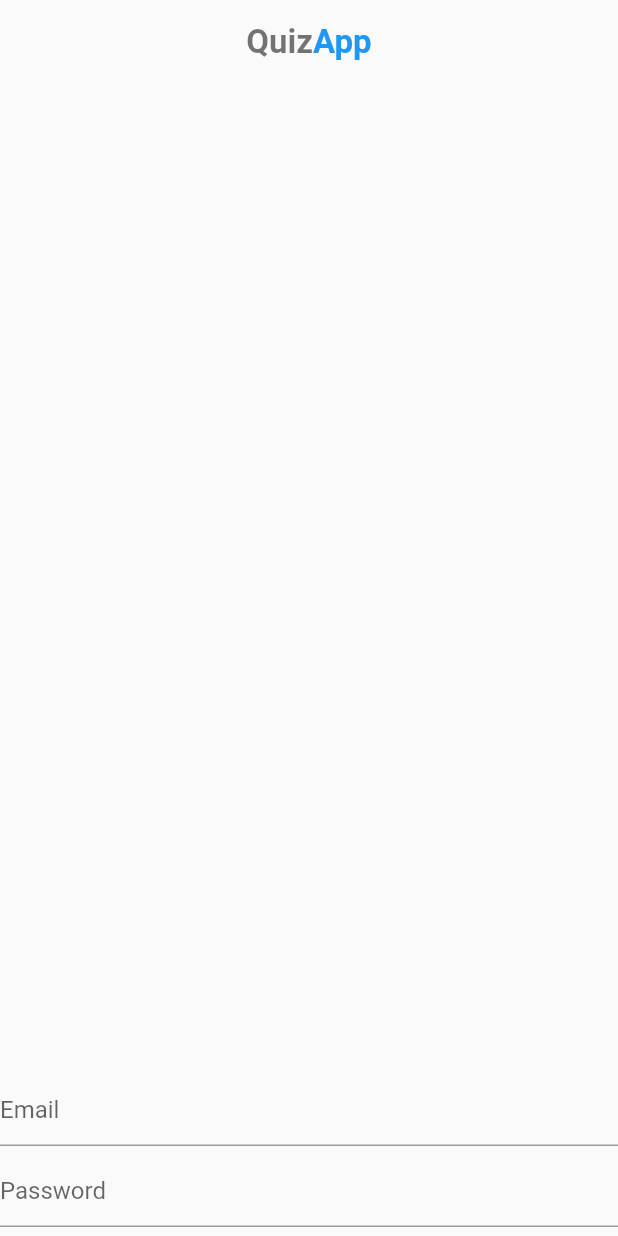
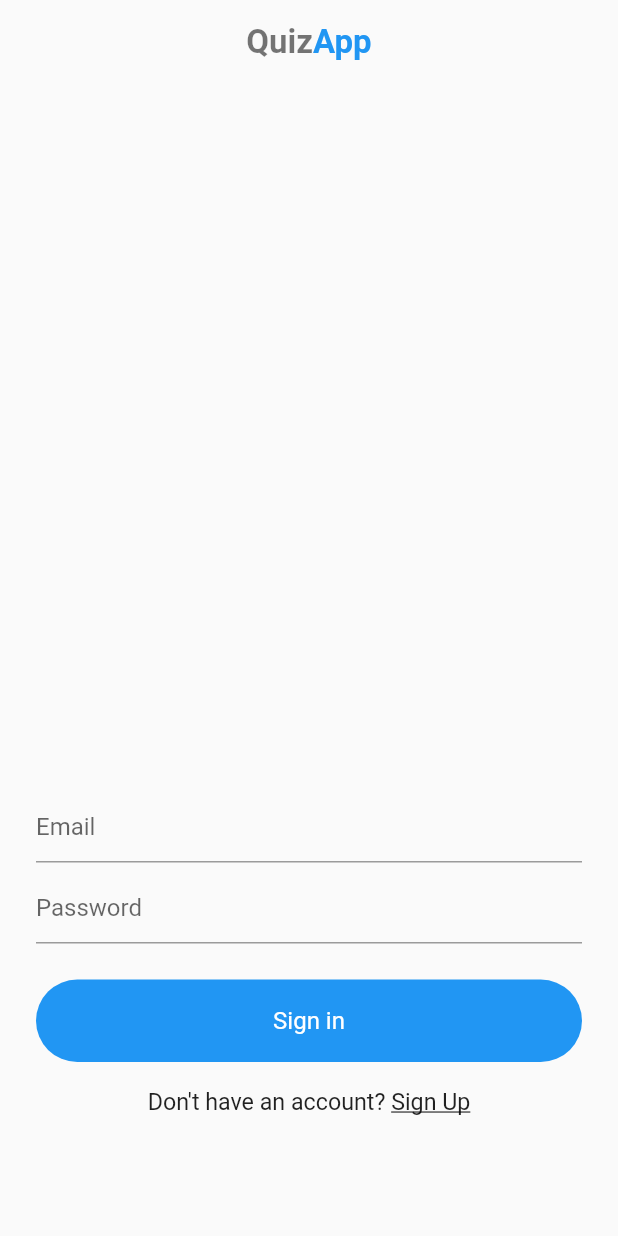
Before and after one commit to ThemindaSrimal/quiz-app, a Flutter app: the screen it shows after launch, on a phone screen of 412 x 824 dp. Run offline on Flutter 3.47's test engine with Material 2 defaults, Android fonts, the phone set to English and light mode, and no system bars.

Commit message:
signin-done

```diff
--- a/lib/views/signin.dart
+++ b/lib/views/signin.dart
@@ -25,7 +25,9 @@ class _SignInState extends State<SignIn> {
           brightness: Brightness.light,
         ),
         body: Form(
+          key: _formKey,
           child: Container(
+            margin: const EdgeInsets.symmetric(horizontal: 24),
             child: Column(
               children: [
                 const Spacer(),
@@ -51,7 +53,37 @@ class _SignInState extends State<SignIn> {
                   },
                 ),
                 const SizedBox(
-                  height: 6,
+                  height: 24,
+                ),
+                Container(
+                  padding: const EdgeInsets.symmetric(vertical: 18),
+                  decoration: BoxDecoration(
+                      color: Colors.blue,
+                      borderRadius: BorderRadius.circular(30)),
+                  alignment: Alignment.center,
+                  width: MediaQuery.of(context).size.width - 48,
+                  child: const Text('Sign in',
+                      style: TextStyle(color: Colors.white, fontSize: 16)),
+                ),
+                const SizedBox(
+                  height: 18,
+                ),
+                Row(
+                  mainAxisAlignment: MainAxisAlignment.center,
+                  children: const [
+                    Text(
+                      "Don't have an account? ",
+                      style: TextStyle(fontSize: 15.5),
+                    ),
+                    Text(
+                      'Sign Up',
+                      style: TextStyle(
+                          fontSize: 15.5, decoration: TextDecoration.underline),
+                    ),
+                  ],
+                ),
+                const SizedBox(
+                  height: 80,
                 ),
               ],
             ),
```
